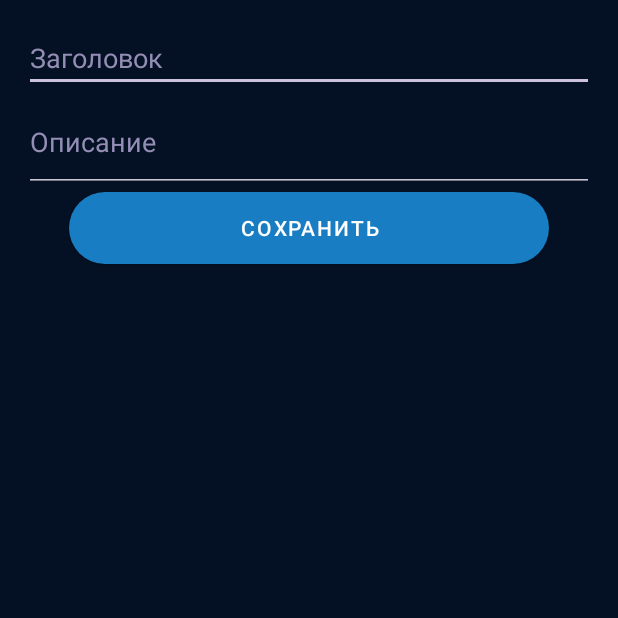
After one commit to ThinDrew/PocketOrganizer, an Android app: the AddNoteActivity screen opened directly, with no data from a screen before it, on a phone screen of 412 x 824 dp, the top half of it. The commit adds this screen. Run offline under Robolectric (Android 15) with nearby library versions, the phone set to English and light mode, and no system bars.

Commit message:
Добавлена возможность добавлять заметки
Создано Activity для добавления заметки, где пользователь
может ввести название и описание заметки. Изменены id
в разметке этого Activity.

В daily_note_item.xml TextView изменены так, чтобы
при большом содержимом заголовка или описания они
сокращались троеточием.

В DayOfWeekAdapter сделан обработчик нажатия на кнопку
добавления. Он открывает активити добавления заметки и
передаёт дату дня, в который заметка была сделана.

В MainActivity добавлен обработчик событий при выходе
из Activity настроек. Теперь при удалении всех заметок
и выходе обратно UI обновится и старые заметки не будут
отображаться.

```diff
--- a/app/src/main/AndroidManifest.xml
+++ b/app/src/main/AndroidManifest.xml
@@ -16,6 +16,9 @@
             android:name=".activity.SettingsActivity"
             android:exported="false" />
         <activity
+            android:name=".activity.AddNoteActivity"
+            android:exported="false" />
+        <activity
             android:name=".activity.MainActivity"
             android:exported="true">
             <intent-filter>
--- /dev/null
+++ b/app/src/main/java/com/example/pocketorganizer/activity/AddNoteActivity.java
@@ -0,0 +1,42 @@
+package com.example.pocketorganizer.activity;
+
+import android.content.Intent;
+import android.os.Bundle;
+import android.widget.Button;
+import android.widget.EditText;
+
+import androidx.appcompat.app.AppCompatActivity;
+
+import com.example.pocketorganizer.R;
+
+public class AddNoteActivity extends AppCompatActivity {
+
+    private EditText titleEditText;
+    private EditText descriptionEditText;
+    private Button saveButton;
+    private String noteDate;
+
+    @Override
+    protected void onCreate(Bundle savedInstanceState) {
+        super.onCreate(savedInstanceState);
+        setContentView(R.layout.activity_add_note);
+
+        titleEditText = findViewById(R.id.titleEditText);
+        descriptionEditText = findViewById(R.id.descriptionEditText);
+        saveButton = findViewById(R.id.saveButton);
+
+        noteDate = getIntent().getStringExtra("noteDate");
+
+        saveButton.setOnClickListener(view -> {
+            String title = titleEditText.getText().toString();
+            String description = descriptionEditText.getText().toString();
+
+            Intent resultIntent = new Intent();
+            resultIntent.putExtra("noteTitle", title);
+            resultIntent.putExtra("noteDescription", description);
+            resultIntent.putExtra("noteDate", noteDate);
+            setResult(RESULT_OK, resultIntent);
+            finish();
+        });
+    }
+}
--- a/app/src/main/java/com/example/pocketorganizer/DailyNoteAdapter.java
+++ b/app/src/main/java/com/example/pocketorganizer/adapter/DailyNoteAdapter.java
@@ -1,4 +1,4 @@
-package com.example.pocketorganizer;
+package com.example.pocketorganizer.adapter;
 
 import android.view.LayoutInflater;
 import android.view.View;
@@ -8,6 +8,7 @@ import android.widget.TextView;
 import androidx.annotation.NonNull;
 import androidx.recyclerview.widget.RecyclerView;
 
+import com.example.pocketorganizer.R;
 import com.example.pocketorganizer.entities.Note;
 
 import java.util.ArrayList;
--- a/app/src/main/res/layout/activity_add_note.xml
+++ b/app/src/main/res/layout/activity_add_note.xml
@@ -8,24 +8,25 @@
     android:padding="16dp">
 
     <EditText
-        android:id="@+id/noteTitleEditText"
+        android:id="@+id/titleEditText"
         android:layout_width="match_parent"
         android:layout_height="wrap_content"
         android:hint="Заголовок"
-        android:textColorHint="@color/lightPurple"/>
+        android:textColorHint="@color/lightPurple"
+        android:inputType="textCapSentences"/>
 
     <EditText
-        android:id="@+id/noteDescriptionEditText"
+        android:id="@+id/descriptionEditText"
         android:layout_width="match_parent"
         android:layout_height="wrap_content"
         android:hint="Описание"
         android:textColorHint="@color/lightPurple"
-        android:inputType="textMultiLine"
+        android:inputType="textMultiLine|textCapSentences"
         android:lines="4"
         android:minLines="2" />
 
     <Button
-        android:id="@+id/saveNoteButton"
+        android:id="@+id/saveButton"
         android:layout_width="match_parent"
         android:layout_height="wrap_content"
         android:layout_marginEnd="30dp"
--- a/app/src/main/res/layout/daily_note_item.xml
+++ b/app/src/main/res/layout/daily_note_item.xml
@@ -27,6 +27,9 @@
             android:layout_height="wrap_content"
             android:layout_marginStart="20dp"
             android:text="Задача"
+            android:maxEms="10"
+            android:ellipsize="end"
+            android:singleLine="true"
             android:textColor="@color/white"
             android:textSize="25sp" />
 
@@ -36,6 +39,9 @@
             android:layout_height="wrap_content"
             android:layout_marginStart="20dp"
             android:text="Описание..."
+            android:maxEms="12"
+            android:ellipsize="end"
+            android:singleLine="true"
             android:textColor="@color/lightPurple"
             android:textSize="20sp" />
 
```
Also changed, not shown: app/src/main/java/com/example/pocketorganizer/activity/MainActivity.java (+34 -4 lines), app/src/main/java/com/example/pocketorganizer/adapter/DayOfWeekAdapter.java (renamed from app/src/main/java/com/example/pocketorganizer/DayOfWeekAdapter.java, +13 -3 lines).
